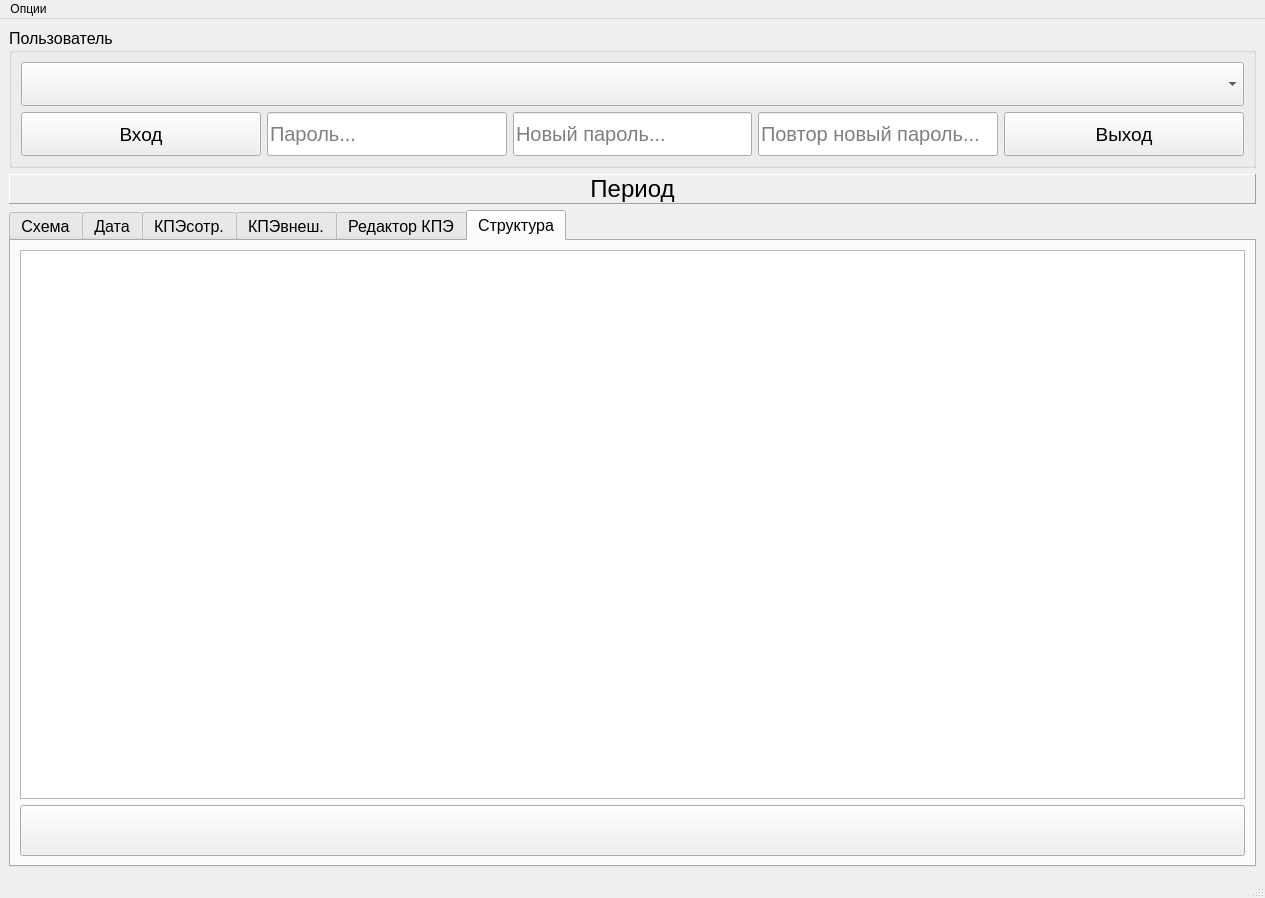
Before: the Qt Designer form mydesign.ui in Nokturnalmor/KPI, drawn with Qt 5.
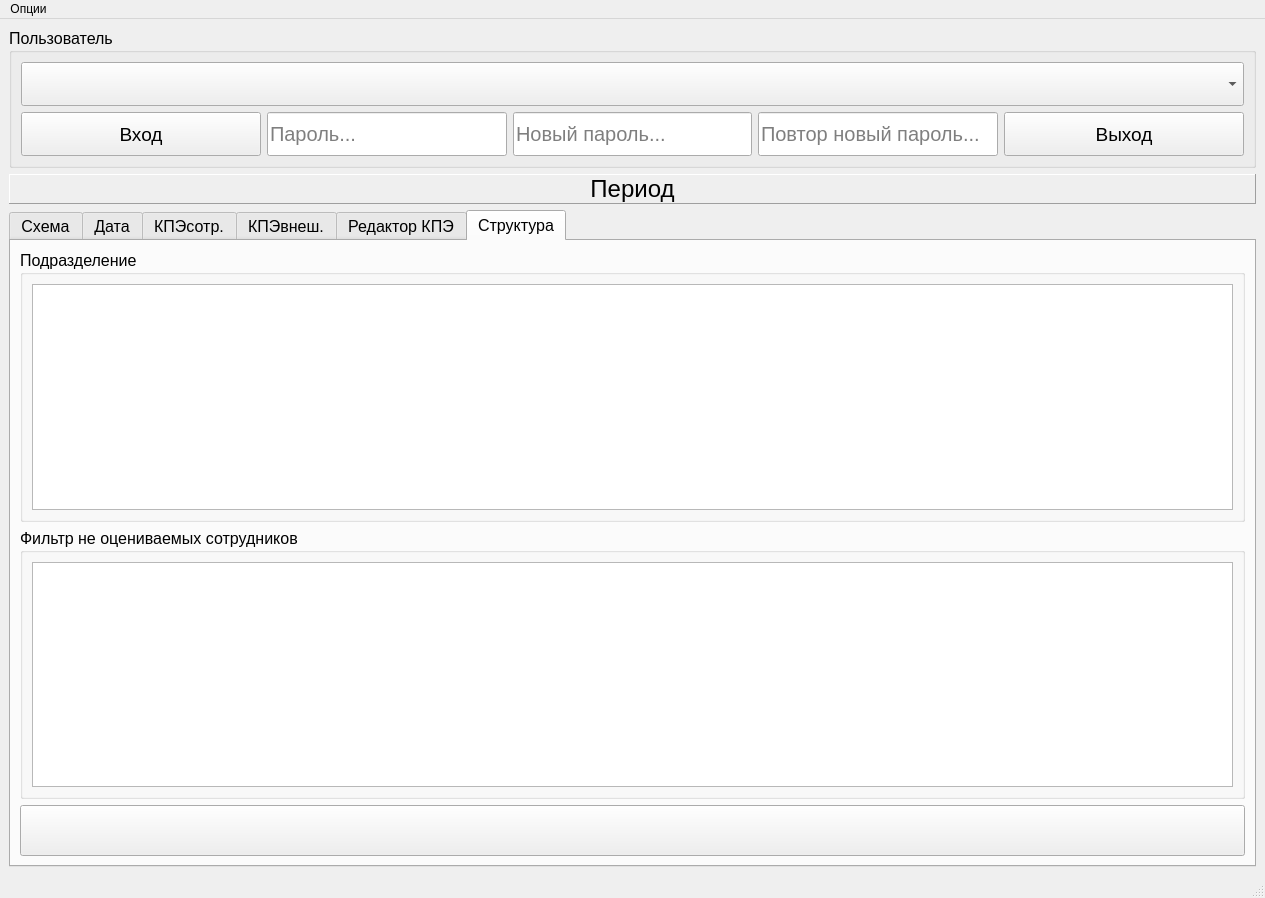
After: the same form once the commit is applied. The open tabs and pages were chosen to show the change.

Commit message: добавлены фильтр не оцениваемых сторудников в структуре    созадние сохранение загрузка формирование внешней таблицы исправлен расчет стреденго по отделу изменен шрифт в таблице кпи поправлены фильтры и проверки по понижающему и отсекающему  в таблице кпи поправлены фильтры и проверки таблицы шаблонов по понижающему и отсекающему  в таблице кпи автоматиеское форматирование таблицы шаблонов по понижающему и отсекающему

Patch:
```diff
--- a/mydesign.ui
+++ b/mydesign.ui
@@ -879,6 +879,12 @@
        <attribute name="title">
         <string>Структура</string>
        </attribute>
+       <layout class="QVBoxLayout" name="verticalLayout_12">
+        <item>
+         <widget class="QGroupBox" name="groupBox_3">
+          <property name="title">
+           <string>Подразделение</string>
+          </property>
        <layout class="QVBoxLayout" name="verticalLayout_9">
         <item>
          <widget class="QTableWidget" name="tableWidget_struktura">
@@ -893,6 +899,33 @@
             <pointsize>14</pointsize>
            </font>
           </property>
+            </widget>
+           </item>
+          </layout>
+         </widget>
+        </item>
+        <item>
+         <widget class="QGroupBox" name="groupBox_4">
+          <property name="title">
+           <string>Фильтр не оцениваемых сотрудников</string>
+          </property>
+          <layout class="QVBoxLayout" name="verticalLayout_11">
+           <item>
+            <widget class="QTableWidget" name="tableWidget_filtr">
+             <property name="sizePolicy">
+              <sizepolicy hsizetype="Expanding" vsizetype="Expanding">
+               <horstretch>0</horstretch>
+               <verstretch>0</verstretch>
+              </sizepolicy>
+             </property>
+             <property name="font">
+              <font>
+               <pointsize>14</pointsize>
+              </font>
+             </property>
+            </widget>
+           </item>
+          </layout>
          </widget>
         </item>
         <item>
```
Left out of the diff: 3 changed lines with no effect on the pictures. Lines whose indentation alone changed are shown as unchanged. The commit also changes 6 other files.
